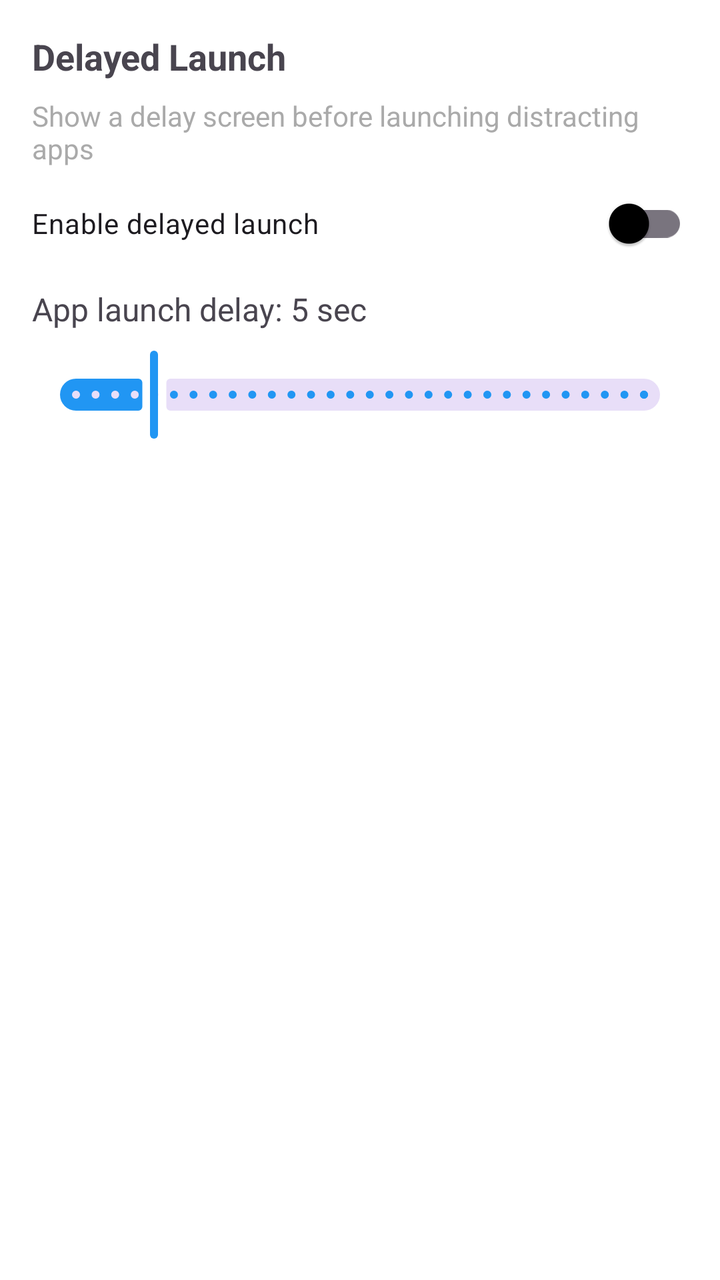
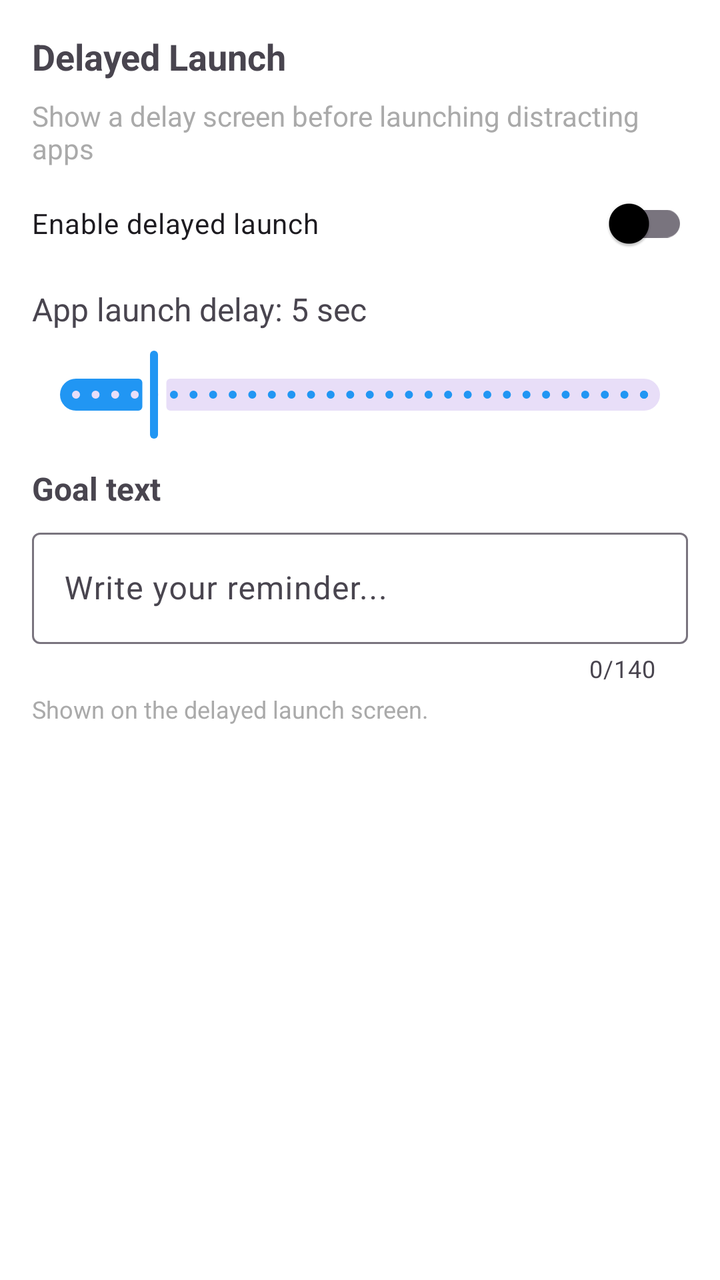

The first picture is an Android layout as it rendered before a commit; the second is the same layout after the commit. The layout source and the unified diff follow.
<!-- AndroidManifest.xml: application theme Theme.FocusFade -->
<!-- res/layout/include_launch_delay_settings.xml -->
<?xml version="1.0" encoding="utf-8"?>
<LinearLayout xmlns:android="http://schemas.android.com/apk/res/android"
    android:orientation="vertical"
    android:padding="16dp"
    android:layout_width="match_parent"
    android:layout_height="wrap_content">

    <TextView
        android:layout_width="wrap_content"
        android:layout_height="wrap_content"
        android:text="Delayed Launch"
        android:textSize="18sp"
        android:textStyle="bold"
        android:paddingBottom="8dp"/>

    <TextView
        android:layout_width="wrap_content"
        android:layout_height="wrap_content"
        android:text="Show a delay screen before launching distracting apps"
        android:textSize="14sp"
        android:textColor="@android:color/darker_gray"
        android:paddingBottom="12dp"/>

    <com.google.android.material.switchmaterial.SwitchMaterial
        android:id="@+id/switchDelayedLaunch"
        android:layout_width="match_parent"
        android:layout_height="wrap_content"
        android:text="Enable delayed launch"
        android:paddingBottom="16dp"/>

    <TextView
        android:id="@+id/textLaunchDelay"
        android:layout_width="wrap_content"
        android:layout_height="wrap_content"
        android:text="App launch delay: 5 sec"
        android:textSize="16sp"
        android:paddingBottom="8dp"/>

    <com.google.android.material.slider.Slider
        android:id="@+id/delaySeekBar"
        android:layout_width="match_parent"
        android:layout_height="wrap_content"
        android:value="5"
        android:valueFrom="1"
        android:valueTo="30"
        android:stepSize="1"/>
</LinearLayout>
<!-- resources referenced by this layout -->
<resources>
  <style name="Theme.FocusFade" parent="Base.Theme.FocusFade" />
  <style name="Base.Theme.FocusFade" parent="Theme.Material3.DayNight">
          
          <item name="colorPrimary">@color/focus_blue</item>
          <item name="colorPrimaryVariant">@color/focus_blue_dark</item>
          <item name="colorSecondary">@color/focus_green</item>
          <item name="colorSecondaryVariant">@color/focus_green</item>
          <item name="android:colorBackground">@color/background</item>
          <item name="colorSurface">@color/surface</item>
          <item name="colorError">@color/error</item>
          <item name="colorOnPrimary">@color/on_primary</item>
          <item name="colorOnSecondary">@color/on_secondary</item>
          <item name="colorOnBackground">@color/on_background</item>
          <item name="colorOnSurface">@color/on_surface</item>
          <item name="colorOnError">@color/on_error</item>
      </style>
  <color name="focus_blue">#FF2196F3</color>
  <color name="focus_blue_dark">#FF1976D2</color>
  <color name="focus_green">#FF4CAF50</color>
  <color name="background">#FFFFFFFF</color>
  <color name="surface">#FFFFFFFF</color>
  <color name="error">#FFB00020</color>
  <color name="on_primary">#FFFFFFFF</color>
  <color name="on_secondary">#FF000000</color>
  <color name="on_background">#FF000000</color>
  <color name="on_surface">#FF000000</color>
  <color name="on_error">#FFFFFFFF</color>
</resources>

<!-- the commit's change to res/layout/include_launch_delay_settings.xml (unified diff, before → after) -->
@@ -1,5 +1,6 @@
 <?xml version="1.0" encoding="utf-8"?>
 <LinearLayout xmlns:android="http://schemas.android.com/apk/res/android"
+    xmlns:app="http://schemas.android.com/apk/res-auto"
     android:orientation="vertical"
     android:padding="16dp"
     android:layout_width="match_parent"
@@ -44,4 +45,41 @@
         android:valueFrom="1"
         android:valueTo="30"
         android:stepSize="1"/>
+
+    <TextView
+        android:layout_width="wrap_content"
+        android:layout_height="wrap_content"
+        android:layout_marginTop="12dp"
+        android:layout_marginBottom="6dp"
+        android:text="Goal text"
+        android:textSize="16sp"
+        android:textStyle="bold" />
+
+    <com.google.android.material.textfield.TextInputLayout
+        android:layout_width="match_parent"
+        android:layout_height="wrap_content"
+        style="@style/Widget.Material3.TextInputLayout.OutlinedBox"
+        app:counterEnabled="true"
+        app:counterMaxLength="140"
+        app:hintEnabled="true">
+
+        <com.google.android.material.textfield.TextInputEditText
+            android:id="@+id/editTextDelayGoal"
+            android:layout_width="match_parent"
+            android:layout_height="wrap_content"
+            android:hint="Write your reminder..."
+            android:inputType="textCapSentences|textMultiLine"
+            android:maxLength="140"
+            android:maxLines="2"
+            android:minLines="1" />
+
+    </com.google.android.material.textfield.TextInputLayout>
+
+    <TextView
+        android:layout_width="match_parent"
+        android:layout_height="wrap_content"
+        android:layout_marginTop="4dp"
+        android:text="Shown on the delayed launch screen."
+        android:textColor="@android:color/darker_gray"
+        android:textSize="12sp" />
 </LinearLayout>
